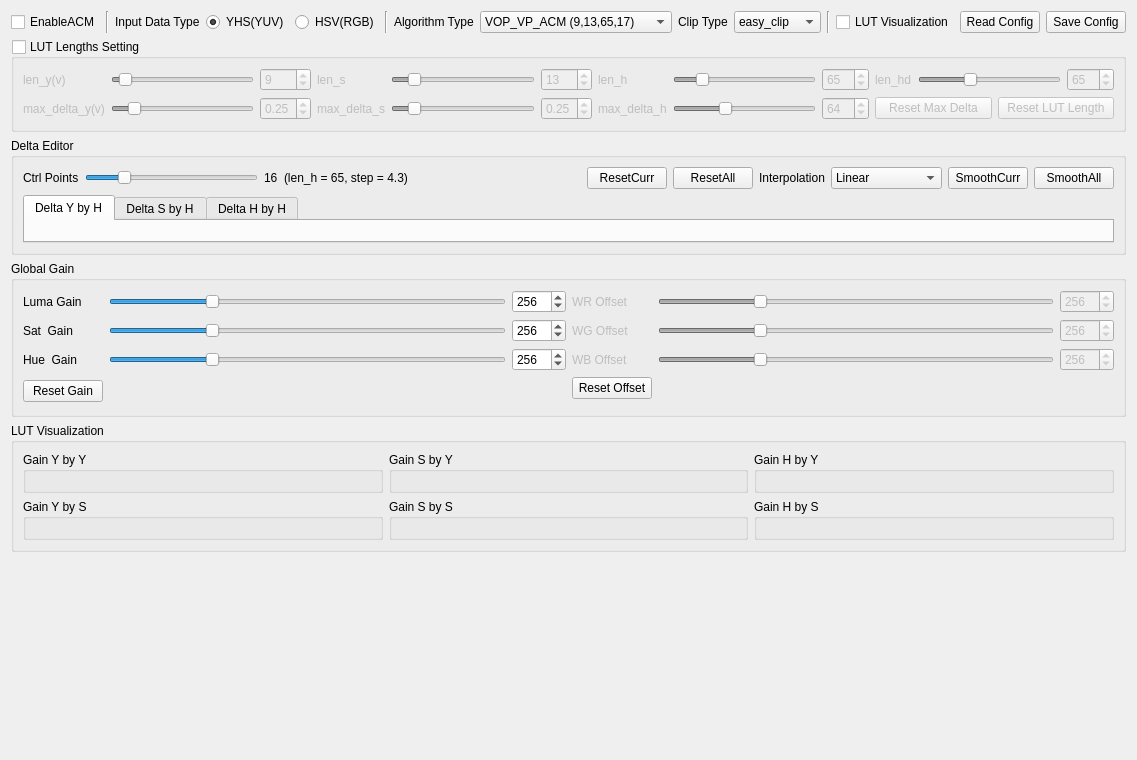
First picture: the form in script/verify_tool_app/ui/acm_ui.ui, repository FaiScofield/hwpq_verify, before the edit.
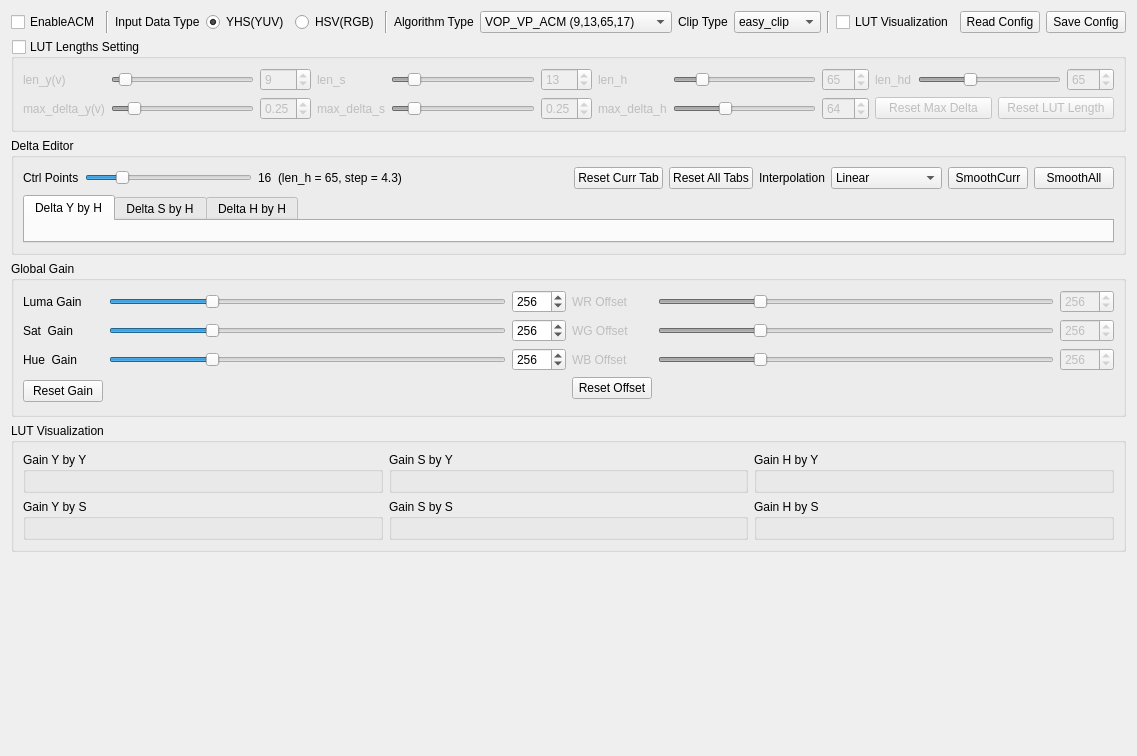
Second picture: the form after the edit. The open tabs and pages were chosen to show the change.

The edit to the form file:
```diff
--- a/script/verify_tool_app/ui/acm_ui.ui
+++ b/script/verify_tool_app/ui/acm_ui.ui
@@ -7,7 +7,7 @@
     <x>0</x>
     <y>0</y>
     <width>1132</width>
-    <height>760</height>
+    <height>756</height>
    </rect>
   </property>
   <property name="windowTitle">
@@ -542,14 +542,14 @@
         <item>
          <widget class="QPushButton" name="button_reset_curr">
           <property name="text">
-           <string>ResetCurr</string>
+           <string>Reset Curr Tab</string>
           </property>
          </widget>
         </item>
         <item>
          <widget class="QPushButton" name="button_reset_all">
           <property name="text">
-           <string>ResetAll</string>
+           <string>Reset All Tabs</string>
           </property>
          </widget>
         </item>
```
Left out of the diff: 2 changed lines with no effect on the pictures.
